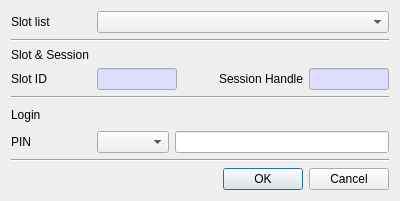
Before: the Qt Designer form CryptokiMan/login_dlg.ui in jykim74/CryptokiMan, drawn with Qt 5.
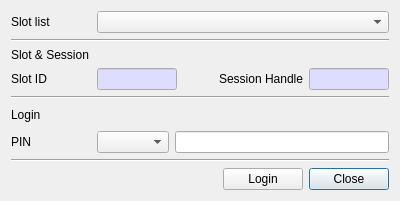
After: the same form once the commit is applied.

```diff
--- a/CryptokiMan/login_dlg.ui
+++ b/CryptokiMan/login_dlg.ui
@@ -290,14 +290,35 @@
     </widget>
    </item>
    <item>
-    <widget class="QDialogButtonBox" name="buttonBox">
-     <property name="orientation">
-      <enum>Qt::Horizontal</enum>
-     </property>
-     <property name="standardButtons">
-      <set>QDialogButtonBox::Cancel|QDialogButtonBox::Ok</set>
-     </property>
-    </widget>
+    <layout class="QGridLayout" name="gridLayout_5">
+     <item row="0" column="2">
+      <widget class="QPushButton" name="mCloseBtn">
+       <property name="text">
+        <string>Close</string>
+       </property>
+      </widget>
+     </item>
+     <item row="0" column="1">
+      <widget class="QPushButton" name="mLoginBtn">
+       <property name="text">
+        <string>Login</string>
+       </property>
+      </widget>
+     </item>
+     <item row="0" column="0">
+      <spacer name="horizontalSpacer_2">
+       <property name="orientation">
+        <enum>Qt::Horizontal</enum>
+       </property>
+       <property name="sizeHint" stdset="0">
+        <size>
+         <width>40</width>
+         <height>20</height>
+        </size>
+       </property>
+      </spacer>
+     </item>
+    </layout>
    </item>
   </layout>
  </widget>
```
Left out of the diff: 35 changed lines with no effect on the pictures.
